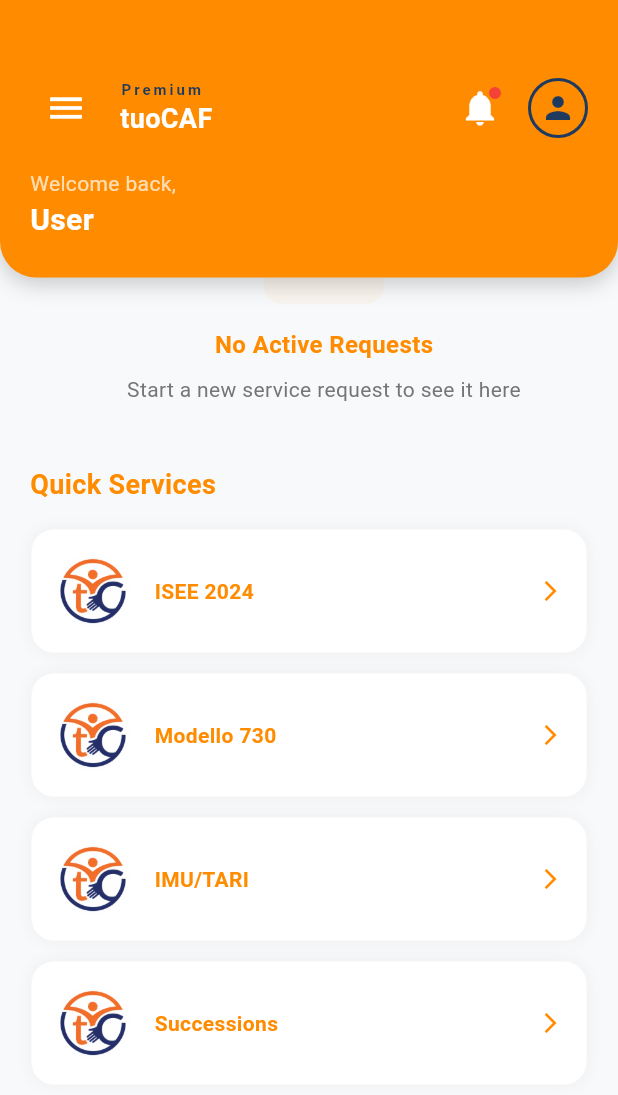
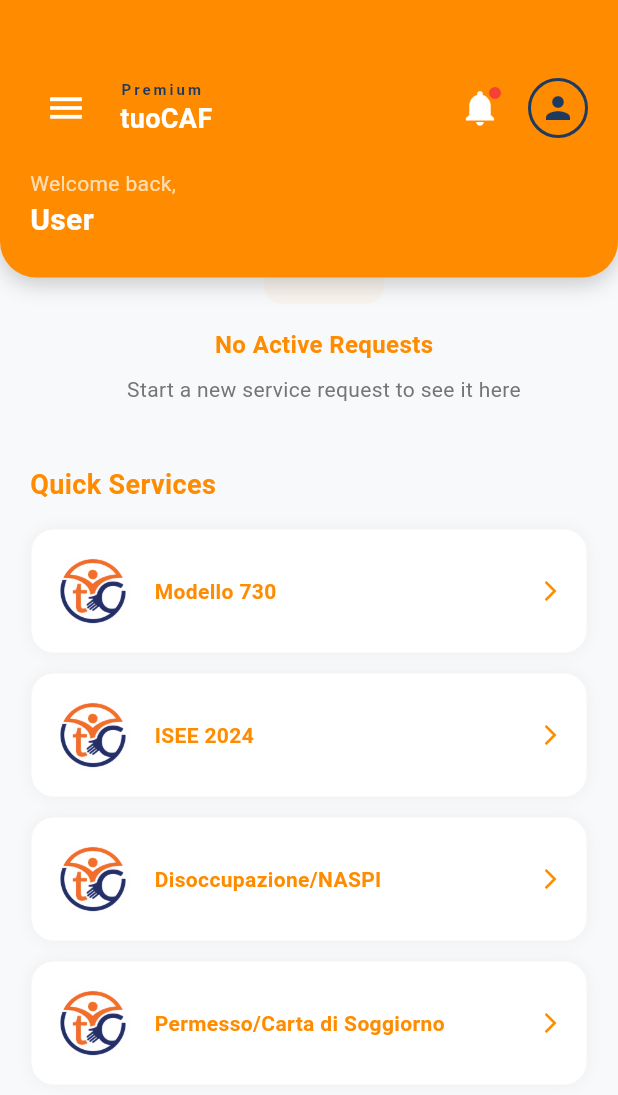
Before and after one commit to HafizAbrar/PK_SERVIZI, a Flutter app: the HomeScreen screen opened directly, scrolled down 221 dp, on a phone screen of 412 x 824 dp. Shown: the top 1095 px of the screen. Run offline on Flutter 3.47's test engine with Material 3 defaults, Android fonts, the phone set to English and light mode, and no system bars; our stand-ins replace dio, file_picker, flutter_riverpod, flutter_secure_storage, flutter_svg, go_router and 6 more; accounts and stored records are empty; generated files the repository leaves out were written again; network calls fail; statements that could not run were skipped.

Commit message:
minor fixes according to client 26

```diff
--- a/lib/features/home/presentation/pages/home_screen.dart
+++ b/lib/features/home/presentation/pages/home_screen.dart
@@ -641,6 +641,17 @@
     final l10n = AppLocalizations.of(context)!;
     final serviceTypes = _cachedServiceTypes ?? [];
 
+    // Filter to show only these 4 service types
+    final filteredServices = serviceTypes.where((service) {
+      final name = (service['name'] ?? '').toString().toLowerCase();
+      return name.contains('730') ||
+             name.contains('isee') ||
+             name.contains('disoccupazione') ||
+             name.contains('naspi') ||
+             name.contains('permesso') ||
+             name.contains('soggiorno');
+    }).toList();
+
     return Padding(
       padding: const EdgeInsets.symmetric(horizontal: 20),
       child: Column(
@@ -655,22 +666,22 @@
             ),
           ),
           const SizedBox(height: 16),
-          if (serviceTypes.isEmpty)
+          if (filteredServices.isEmpty)
             Column(
               children: [
-                _buildServiceListTile(l10n.isee2024, l10n.socialBenefits, Icons.family_restroom, true),
+                _buildServiceListTile(l10n.modello730, l10n.incomeTax, Icons.receipt_long, true, null),
                 const SizedBox(height: 12),
-                _buildServiceListTile(l10n.modello730, l10n.incomeTax, Icons.receipt_long, true),
+                _buildServiceListTile(l10n.isee2024, l10n.socialBenefits, Icons.family_restroom, true, null),
                 const SizedBox(height: 12),
-                _buildServiceListTile(l10n.imuTari, l10n.propertyTax, Icons.home_work, true),
+                _buildServiceListTile('Disoccupazione/NASPI', 'Unemployment Benefits', Icons.work_off, true, null),
                 const SizedBox(height: 12),
-                _buildServiceListTile(l10n.successions, l10n.inheritance, Icons.history_edu, true),
+                _buildServiceListTile('Permesso/Carta di Soggiorno', 'Residence Permit', Icons.card_travel, true, null),
               ],
             )
           else
             Column(
-              children: serviceTypes.take(4).map((service) {
-                final index = serviceTypes.indexOf(service);
+              children: filteredServices.take(4).map((service) {
+                final index = filteredServices.indexOf(service);
                 final isActive = service['isActive'] ?? true;
                 return Column(
                   children: [
@@ -679,8 +690,9 @@
                       service['description'] ?? '',
                       _getServiceIcon(service['name']),
                       isActive,
+                      service['id'],
                     ),
-                    if (index < serviceTypes.take(4).length - 1) const SizedBox(height: 12),
+                    if (index < filteredServices.take(4).length - 1) const SizedBox(height: 12),
                   ],
                 );
               }).toList(),
@@ -690,9 +702,9 @@
     );
   }
 
-  Widget _buildServiceListTile(String title, String subtitle, IconData icon, bool isActive) {
+  Widget _buildServiceListTile(String title, String subtitle, IconData icon, bool isActive, String? serviceTypeId) {
     return GestureDetector(
-      onTap: isActive ? () => ref.read(navigationIndexProvider.notifier).state = 1 : null,
+      onTap: isActive && serviceTypeId != null ? () => context.push('/services/$serviceTypeId') : null,
       child: Opacity(
         opacity: isActive ? 1.0 : 0.5,
         child: Container(
--- a/lib/features/services/presentation/pages/services_screen.dart
+++ b/lib/features/services/presentation/pages/services_screen.dart
@@ -324,7 +324,7 @@
                 ),
                 const SizedBox(width: 4),
                 Text(
-                  service['basePrice'] ?? '0.00',
+                  '€${(service['basePrice'] is double ? service['basePrice'] : double.tryParse(service['basePrice']?.toString() ?? '0') ?? 0).toStringAsFixed(2)}',
                   style: const TextStyle(
                     fontSize: 22,
                     fontWeight: FontWeight.bold,
```
